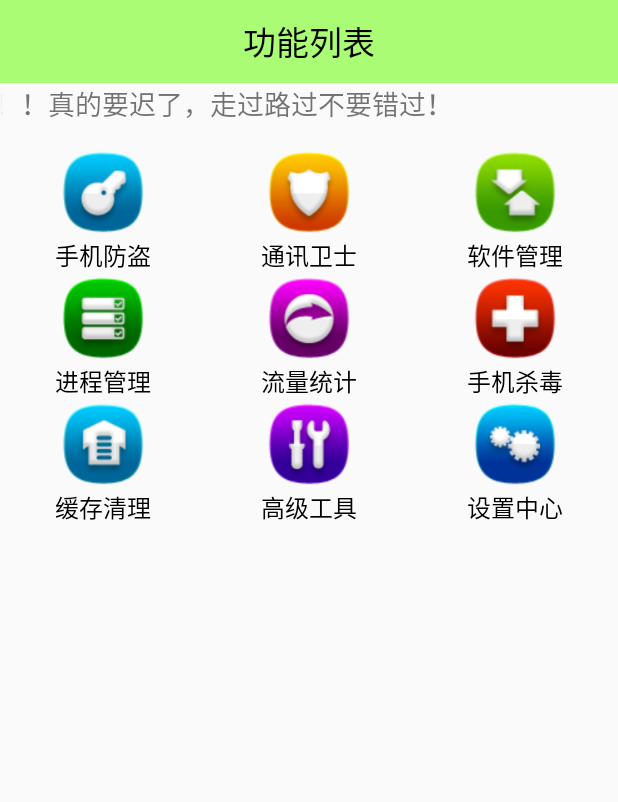
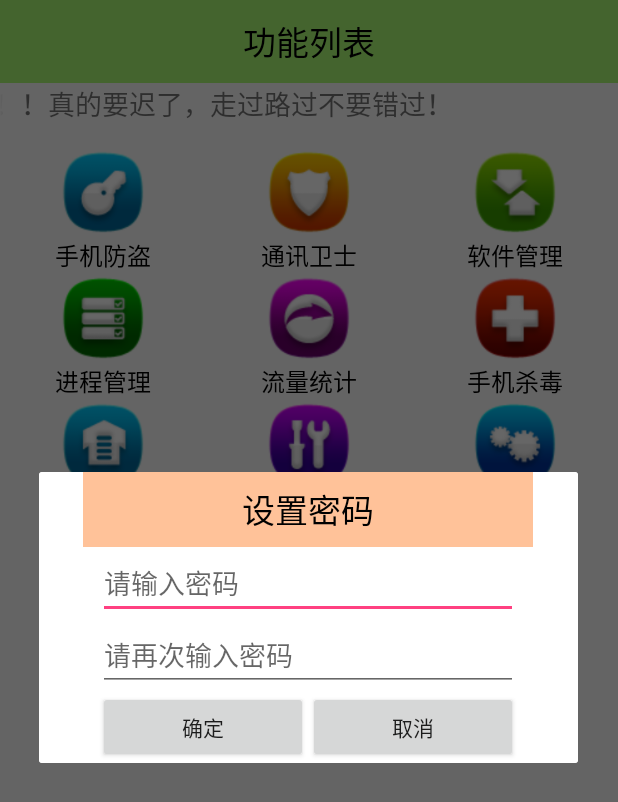
Before and after one commit to EmiyaXzero/mobilesafe, an Android app: the screen it shows after launch (HomeActivity), after a tap on "手机防盗", on a phone screen of 412 x 824 dp. Shown: the top 802 px of the screen. Run offline under Robolectric (Android 15) with nearby library versions, the phone set to English and light mode, and no system bars.

Commit message:
完善输入框！

```diff
--- a/app/src/main/java/com/example/mobilesafe/HomeActivity.java
+++ b/app/src/main/java/com/example/mobilesafe/HomeActivity.java
@@ -1,15 +1,25 @@
 package com.example.mobilesafe;
 
 import android.app.Activity;
+import android.app.AlertDialog;
+import android.app.Dialog;
 import android.content.Intent;
+import android.content.SharedPreferences;
 import android.os.Bundle;
+import android.text.TextUtils;
+import android.util.Log;
 import android.view.View;
 import android.view.ViewGroup;
 import android.widget.AdapterView;
 import android.widget.BaseAdapter;
+import android.widget.Button;
+import android.widget.EditText;
 import android.widget.GridView;
 import android.widget.ImageView;
 import android.widget.TextView;
+import android.widget.Toast;
+
+import org.w3c.dom.Text;
 
 /**
  * Created by abc on 2016/1/30.
@@ -19,6 +29,7 @@ public class HomeActivity extends Activity {
     //适配器
     private MyAdapter adapter;
     //初始化功能列表名称
+    private SharedPreferences sp;
     private static String [] names = {
             "手机防盗","通讯卫士","软件管理",
             "进程管理","流量统计","手机杀毒",
@@ -34,10 +45,17 @@ public class HomeActivity extends Activity {
 
     };
 
+    private EditText set_pass;
+    private EditText pass_confirm;
+    private Button ok;
+    private Button cancel;
+    private AlertDialog dialog;
+
     @Override
     protected void onCreate(Bundle savedInstanceState) {
         super.onCreate(savedInstanceState);
         setContentView(R.layout.activity_home);
+        sp=getSharedPreferences("config",MODE_PRIVATE);
         list_home=(GridView)findViewById(R.id.list_home);
         adapter = new MyAdapter();
         list_home.setAdapter(adapter);            //Adapter连接后台和前段的适配器
@@ -45,6 +63,10 @@ public class HomeActivity extends Activity {
             @Override
             public void onItemClick(AdapterView<?> parent, View view, int position, long id) {
                 switch (position){
+                    case 0:
+                        //进入手机防盗页面
+                        showLostFindDialog();
+                        break;
                     case 8:
                         //进入设置中心
                         Intent intent = new Intent(HomeActivity.this,SettingActivity.class);
@@ -56,6 +78,109 @@ public class HomeActivity extends Activity {
             }
         });
     }
+        //显示密码对话框
+    private void showLostFindDialog() {
+        //判断是否设置过密码
+        if (isSetupPass()){
+            //已经设置密码了 ,弹出输入对话框
+            showEnterDialog();
+        }else {
+            //没有设置密码 ,弹出设置密码对话框
+            showSetDialog();
+        }
+
+    }
+
+    /**
+     * 设置密码对话框
+     */
+    private void showSetDialog() {
+        final AlertDialog.Builder builder = new AlertDialog.Builder(this);
+        //自定义布局文件
+        View view = View.inflate(HomeActivity.this,R.layout.dialog_setup_password,null);
+        set_pass= (EditText) view.findViewById(R.id.et_setup_pwd);
+        pass_confirm= (EditText) view.findViewById(R.id.et_setup_confirm);
+        ok= (Button) view.findViewById(R.id.ok);
+        cancel= (Button) view.findViewById(R.id.cancel);
+        cancel.setOnClickListener(new View.OnClickListener() {
+            @Override
+            public void onClick(View v) {
+
+              dialog.dismiss();
+            }
+        });
+        ok.setOnClickListener(new View.OnClickListener() {
+            @Override
+            public void onClick(View v) {
+                String pass = set_pass.getText().toString().trim();//去掉空格
+                String pass_cofirm=pass_confirm.getText().toString().trim();//去掉空格
+                if(TextUtils.isEmpty(pass)||TextUtils.isEmpty(pass_cofirm)){
+                    Toast.makeText(HomeActivity.this,"你的密码或确认密码为空",Toast.LENGTH_SHORT).show();
+                }
+                if(pass.equals(pass_cofirm)){
+                    //一致保存密码，并把对话框消掉，并进入防盗页面
+                   SharedPreferences.Editor editor= sp.edit();
+                    editor.putString("password",pass);
+                    editor.commit();
+                    dialog.dismiss();
+                }else {
+                    Toast.makeText(HomeActivity.this,"你的密码不一致",Toast.LENGTH_SHORT).show();
+                    return;
+
+                }
+            }
+        });
+        builder.setView(view);
+        dialog=builder.show(); //添加AlterDialog 试能够取消
+
+
+    }
+
+    /**
+     * 设置输入密码对话框
+     */
+    private void showEnterDialog() {
+        final AlertDialog.Builder builder = new AlertDialog.Builder(this);
+        //自定义布局文件
+        View view = View.inflate(HomeActivity.this,R.layout.dialog_enter_password,null);
+        set_pass= (EditText) view.findViewById(R.id.et_setup_pwd);
+        ok= (Button) view.findViewById(R.id.ok);
+        cancel= (Button) view.findViewById(R.id.cancel);
+        cancel.setOnClickListener(new View.OnClickListener() {
+            @Override
+            public void onClick(View v) {
+
+                dialog.dismiss();
+            }
+        });
+        ok.setOnClickListener(new View.OnClickListener() {
+            @Override
+            public void onClick(View v) {
+                String pass = set_pass.getText().toString().trim();//去掉空格
+                String pass_true=sp.getString("password",null);
+                if(TextUtils.isEmpty(pass)){
+                    Toast.makeText(HomeActivity.this,"你的密码为空！",Toast.LENGTH_SHORT).show();
+
+                }
+                if(pass.equals(pass_true)){
+                    Log.d("True","进入防盗界面");
+                    dialog.dismiss();
+                }else {
+                    Toast.makeText(HomeActivity.this,"你的密码错误！",Toast.LENGTH_SHORT).show();
+
+                }
+            }
+        });
+        builder.setView(view);
+        dialog=builder.show(); //添加AlterDialog 试能够取消
+    }
+
+    private boolean isSetupPass(){
+        //判断是否有密码
+     String password = sp.getString("password",null); //第二个为得到的默认值
+     return !TextUtils.isEmpty(password);
+    }
+
     private  class MyAdapter extends BaseAdapter{
 
         @Override
--- /dev/null
+++ b/app/src/main/res/layout/dialog_setup_password.xml
@@ -0,0 +1,52 @@
+<?xml version="1.0" encoding="utf-8"?>
+<LinearLayout xmlns:android="http://schemas.android.com/apk/res/android"
+    android:layout_width="300dp"
+    android:layout_height="wrap_content"
+    android:gravity="center_horizontal"
+    android:orientation="vertical"
+    android:background="#ffffff"
+    >
+
+    <TextView
+        android:layout_width="300dip"
+        android:layout_height="50dip"
+        android:background="#66ff6600"
+        android:gravity="center"
+        android:text="设置密码"
+        android:textColor="#000000"
+        android:textSize="22sp" />
+
+    <EditText
+        android:id="@+id/et_setup_pwd"
+        android:layout_width="280dip"
+        android:layout_height="wrap_content"
+        android:hint="请输入密码"
+        android:inputType="textPassword" />
+
+    <EditText
+        android:id="@+id/et_setup_confirm"
+        android:layout_width="280dip"
+        android:layout_height="wrap_content"
+        android:hint="请再次输入密码"
+        android:inputType="textPassword" />
+
+    <LinearLayout
+        android:layout_width="300dip"
+        android:layout_height="wrap_content"
+        android:gravity="center_horizontal"
+        android:orientation="horizontal" >
+
+        <Button
+            android:id="@+id/ok"
+            android:layout_width="140dip"
+            android:layout_height="wrap_content"
+            android:text="确定" />
+
+        <Button
+            android:id="@+id/cancel"
+            android:layout_width="140dip"
+            android:layout_height="wrap_content"
+            android:text="取消" />
+    </LinearLayout>
+
+</LinearLayout>
```
Also changed, not shown: app/src/main/res/layout/dialog_enter_password.xml (added, +46 -0 lines).
